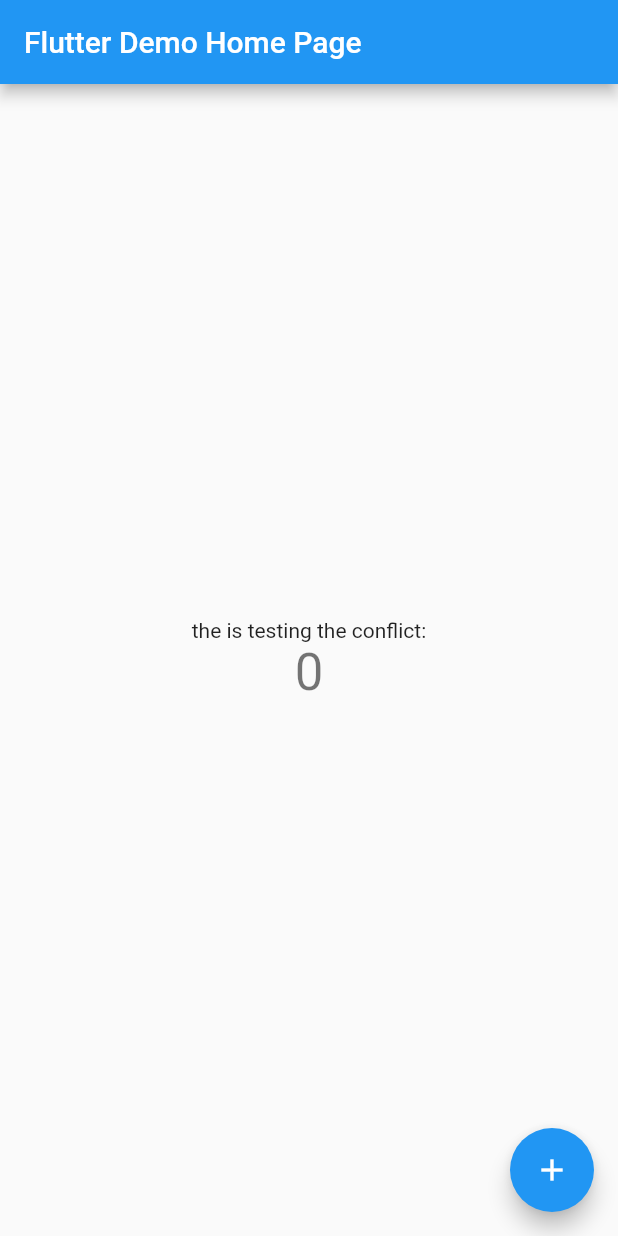
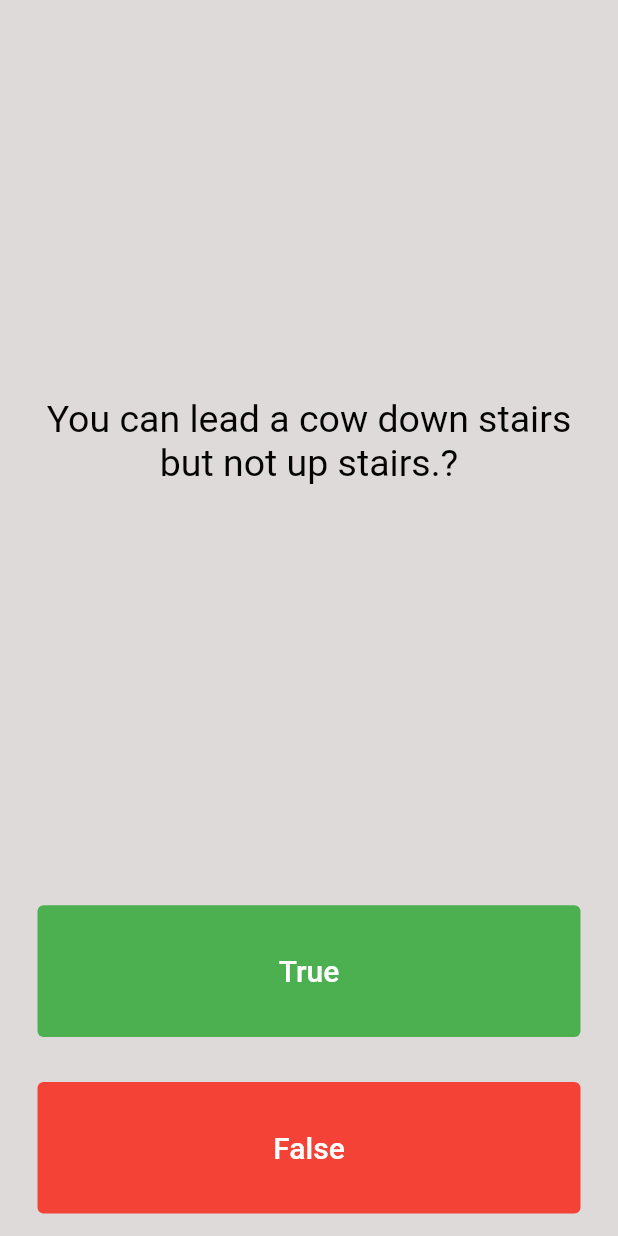
Before and after one commit to NithishKoriyar/conflict, a Flutter app: the screen it shows after launch, on a phone screen of 412 x 824 dp. Run offline on Flutter 3.47's test engine with Material 2 defaults, Android fonts, the phone set to English and light mode, and no system bars; missing offline and left inert: quizzlerslevin_20122022.

Commit message:
second commit

```diff
--- a/lib/main.dart
+++ b/lib/main.dart
@@ -1,115 +1,146 @@
 import 'package:flutter/material.dart';
+import 'package:quizzlerslevin_20122022/question.dart';
 
-void main() {
-  runApp(const MyApp());
-}
+void main() => runApp(Quizzler());
 
-class MyApp extends StatelessWidget {
-  const MyApp({super.key});
-
-  // This widget is the root of your application.
+class Quizzler extends StatelessWidget {
   @override
   Widget build(BuildContext context) {
     return MaterialApp(
-      title: 'Flutter Demo',
-      theme: ThemeData(
-        // This is the theme of your application.
-        //
-        // Try running your application with "flutter run". You'll see the
-        // application has a blue toolbar. Then, without quitting the app, try
-        // changing the primarySwatch below to Colors.green and then invoke
-        // "hot reload" (press "r" in the console where you ran "flutter run",
-        // or simply save your changes to "hot reload" in a Flutter IDE).
-        // Notice that the counter didn't reset back to zero; the application
-        // is not restarted.
-        primarySwatch: Colors.blue,
+      home: Scaffold(
+        backgroundColor: Color.fromARGB(255, 222, 218, 218),
+        body: SafeArea(
+          child: Padding(
+            padding: EdgeInsets.symmetric(horizontal: 10.0),
+            child: QuizPage(),
+          ),
+        ),
       ),
-      home: const MyHomePage(title: 'Flutter Demo Home Page'),
     );
   }
 }
 
-class MyHomePage extends StatefulWidget {
-  const MyHomePage({super.key, required this.title});
-
-  // This widget is the home page of your application. It is stateful, meaning
-  // that it has a State object (defined below) that contains fields that affect
-  // how it looks.
-
-  // This class is the configuration for the state. It holds the values (in this
-  // case the title) provided by the parent (in this case the App widget) and
-  // used by the build method of the State. Fields in a Widget subclass are
-  // always marked "final".
-
-  final String title;
-
+class QuizPage extends StatefulWidget {
   @override
-  State<MyHomePage> createState() => _MyHomePageState();
+  _QuizPageState createState() => _QuizPageState();
 }
 
-class _MyHomePageState extends State<MyHomePage> {
-  int _counter = 0;
+class _QuizPageState extends State<QuizPage> {
+  List<Icon> scorkeeper = [];
+  List<String> questions = [
+    'You can lead a cow down stairs but not up stairs.?',
+    'Approximately one quarter of human bones are in the feet.?',
+    'A slug\'s blood is green.?',
+  ];
 
-  void _incrementCounter() {
-    setState(() {
-      // This call to setState tells the Flutter framework that something has
-      // changed in this State, which causes it to rerun the build method below
-      // so that the display can reflect the updated values. If we changed
-      // _counter without calling setState(), then the build method would not be
-      // called again, and so nothing would appear to happen.
-      _counter++;
-    });
-  }
+  List<bool> answers = [false, true, true];
+
+
+  Question q1 = Question(
+      q: 'You can lead a cow down stairs but not up stairs.?', a: false);
+
+
+
+
+  int questionNumber = 0;
 
   @override
   Widget build(BuildContext context) {
-    // This method is rerun every time setState is called, for instance as done
-    // by the _incrementCounter method above.
-    //
-    // The Flutter framework has been optimized to make rerunning build methods
-    // fast, so that you can just rebuild anything that needs updating rather
-    // than having to individually change instances of widgets.
-    return Scaffold(
-      appBar: AppBar(
-        // Here we take the value from the MyHomePage object that was created by
-        // the App.build method, and use it to set our appbar title.
-        title: Text(widget.title),
-      ),
-      body: Center(
-        // Center is a layout widget. It takes a single child and positions it
-        // in the middle of the parent.
-        child: Column(
-          // Column is also a layout widget. It takes a list of children and
-          // arranges them vertically. By default, it sizes itself to fit its
-          // children horizontally, and tries to be as tall as its parent.
-          //
-          // Invoke "debug painting" (press "p" in the console, choose the
-          // "Toggle Debug Paint" action from the Flutter Inspector in Android
-          // Studio, or the "Toggle Debug Paint" command in Visual Studio Code)
-          // to see the wireframe for each widget.
-          //
-          // Column has various properties to control how it sizes itself and
-          // how it positions its children. Here we use mainAxisAlignment to
-          // center the children vertically; the main axis here is the vertical
-          // axis because Columns are vertical (the cross axis would be
-          // horizontal).
-          mainAxisAlignment: MainAxisAlignment.center,
-          children: <Widget>[
-            const Text(
-              'the is testing the conflict:',
+    return Column(
+      mainAxisAlignment: MainAxisAlignment.spaceBetween,
+      crossAxisAlignment: CrossAxisAlignment.stretch,
+      children: <Widget>[
+        Expanded(
+          flex: 5,
+          child: Padding(
+            padding: EdgeInsets.all(10.0),
+            child: Center(
+              child: Text(
+                questions[questionNumber],
+                textAlign: TextAlign.center,
+                style: TextStyle(
+                  fontSize: 25.0,
+                  color: Color.fromARGB(255, 3, 3, 3),
+                ),
+              ),
             ),
-            Text(
-              '$_counter',
-              style: Theme.of(context).textTheme.headline4,
+          ),
+        ),
+        Expanded(
+          child: Padding(
+            padding: EdgeInsets.all(15.0),
+            child: TextButton(
+              style: ButtonStyle(
+                  backgroundColor: MaterialStatePropertyAll(Colors.green)),
+              child: Text(
+                'True',
+                style: TextStyle(
+                  color: Colors.white,
+                  fontSize: 20.0,
+                ),
+              ),
+              onPressed: () {
+                //The user picked true.
+
+                bool correctAnswer = answers[questionNumber];
+
+                if (correctAnswer == true) {
+                  print('user is right');
+                } else {
+                  print('user wrong');
+                }
+  setState(() {
+                  questionNumber++;
+                });
+
+                print(questionNumber);
+              },
             ),
-          ],
+          ),
         ),
-      ),
-      floatingActionButton: FloatingActionButton(
-        onPressed: _incrementCounter,
-        tooltip: 'Increment',
-        child: const Icon(Icons.add),
-      ), // This trailing comma makes auto-formatting nicer for build methods.
+        Expanded(
+          child: Padding(
+            padding: EdgeInsets.all(15.0),
+            child: TextButton(
+              style: ButtonStyle(
+                  backgroundColor: MaterialStatePropertyAll(Colors.red)),
+              child: Text(
+                'False',
+                style: TextStyle(
+                  fontSize: 20.0,
+                  color: Colors.white,
+                ),
+              ),
+              onPressed: () {
+                //The user picked false.
+
+                bool correctAnswer = answers[questionNumber];
+                if (correctAnswer == false) {
+                  print('user is right');
+                } else {
+                  print('user wrong');
+                }
+                setState(() {
+                  questionNumber++;
+                });
+                print(questionNumber);
+              },
+            ),
+          ),
+        ),
+        Row(
+          children: scorkeeper,
+        )
+      ],
     );
   }
 }
+
+// this is a test line
+
+/*
+question1: 'You can lead a cow down stairs but not up stairs.', false,
+question2: 'Approximately one quarter of human bones are in the feet.', true,
+question3: 'A slug\'s blood is green.', true,
+*/
+//hello
```
